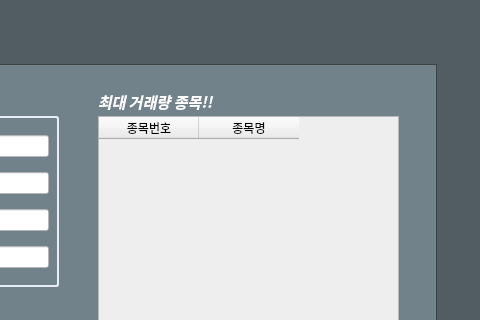
Qt form src/backTest.ui (jinsnow948/backtestingJin) before a commit; both pictures show x 384 to 864 and y 0 to 320 of the 864 by 531 pixel window.
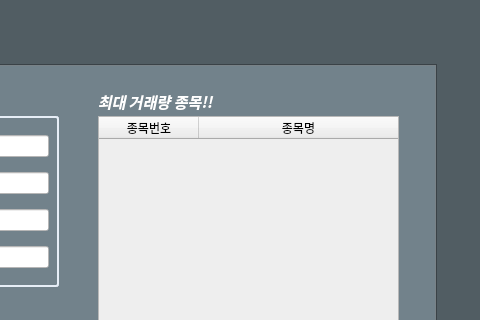
The same form after that commit.

```diff
--- a/src/backTest.ui
+++ b/src/backTest.ui
@@ -385,6 +385,12 @@
      <property name="styleSheet">
       <string notr="true">background-color: rgb(238, 238, 238);</string>
      </property>
+     <attribute name="horizontalHeaderCascadingSectionResizes">
+      <bool>true</bool>
+     </attribute>
+     <attribute name="horizontalHeaderStretchLastSection">
+      <bool>true</bool>
+     </attribute>
      <column>
       <property name="text">
        <string>종목번호</string>
```
